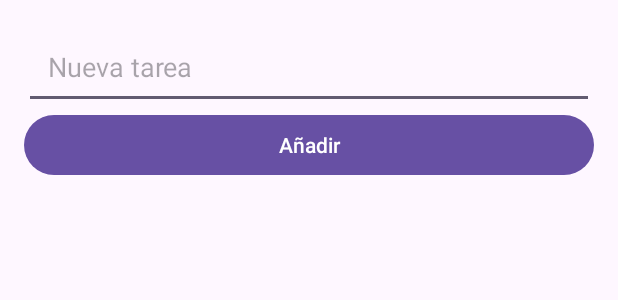
After one commit to VicenteNavarr/mini-agenda-kotlin-android, an Android app: the layout popup_add_tarea.xml on its own in the app's theme, with its tools: preview values and no code run, on a phone screen of 412 x 824 dp. The commit adds this screen. Shown: the top 300 px of the screen. Run offline under Robolectric (Android 15) with nearby library versions, the phone set to English and light mode, and no system bars.

Commit message:
Versión 0.1. Se ha añadido e implementado un checkbox para tareas completadas que tacha el nombre de la tarea, un botón de añadir tarea en el activity_main que lanza un popup en el que introducir nueva tarea. También se ha configurado correctamente el boton de borrar tarea.

```diff
--- a/app/src/main/java/com/vnavpal901/miniagenda/Tarea.kt
+++ b/app/src/main/java/com/vnavpal901/miniagenda/Tarea.kt
@@ -2,4 +2,4 @@ package com.vnavpal901.miniagenda
 
 //Convertimos la clase a data class, para poder meterle argumentos por defecto
 
-data class Tarea(val nombreTarea: String)
+data class Tarea(val nombreTarea: String, var isCompleted: Boolean = false)
--- a/app/src/main/res/layout/activity_main.xml
+++ b/app/src/main/res/layout/activity_main.xml
@@ -27,7 +27,7 @@
 
     <!-- Pie -->
     <Button
-        android:id="@+id/addButton"
+        android:id="@+id/buttonAddTask"
         android:layout_width="271dp"
         android:layout_height="wrap_content"
         android:padding="16dp"
--- a/app/src/main/res/layout/item_tarea.xml
+++ b/app/src/main/res/layout/item_tarea.xml
@@ -37,7 +37,7 @@
         app:srcCompat="@android:drawable/ic_delete" />
 
     <CheckBox
-        android:id="@+id/checkBox"
+        android:id="@+id/checkBoxCompletada"
         android:layout_width="wrap_content"
         android:layout_height="wrap_content"
         android:layout_marginStart="216dp"
--- /dev/null
+++ b/app/src/main/res/layout/popup_add_tarea.xml
@@ -0,0 +1,22 @@
+<?xml version="1.0" encoding="utf-8"?>
+<LinearLayout xmlns:android="http://schemas.android.com/apk/res/android"
+    android:layout_width="match_parent"
+    android:layout_height="match_parent"
+    android:orientation="vertical"
+    android:padding="16dp">
+
+    <EditText
+        android:id="@+id/editTextNuevaTarea"
+        android:layout_width="match_parent"
+        android:layout_height="wrap_content"
+        android:hint="Nueva tarea"
+        android:inputType="text"
+        android:padding="16dp"
+        android:minHeight="48dp"/>
+
+    <Button
+        android:id="@+id/buttonAddTask"
+        android:layout_width="match_parent"
+        android:layout_height="wrap_content"
+        android:text="Añadir"/>
+</LinearLayout>
```
Also changed, not shown: app/src/main/java/com/vnavpal901/miniagenda/MainActivity.kt (+48 -0 lines), app/src/main/java/com/vnavpal901/miniagenda/adapter/TareaViewHolder.kt (+24 -0 lines).
